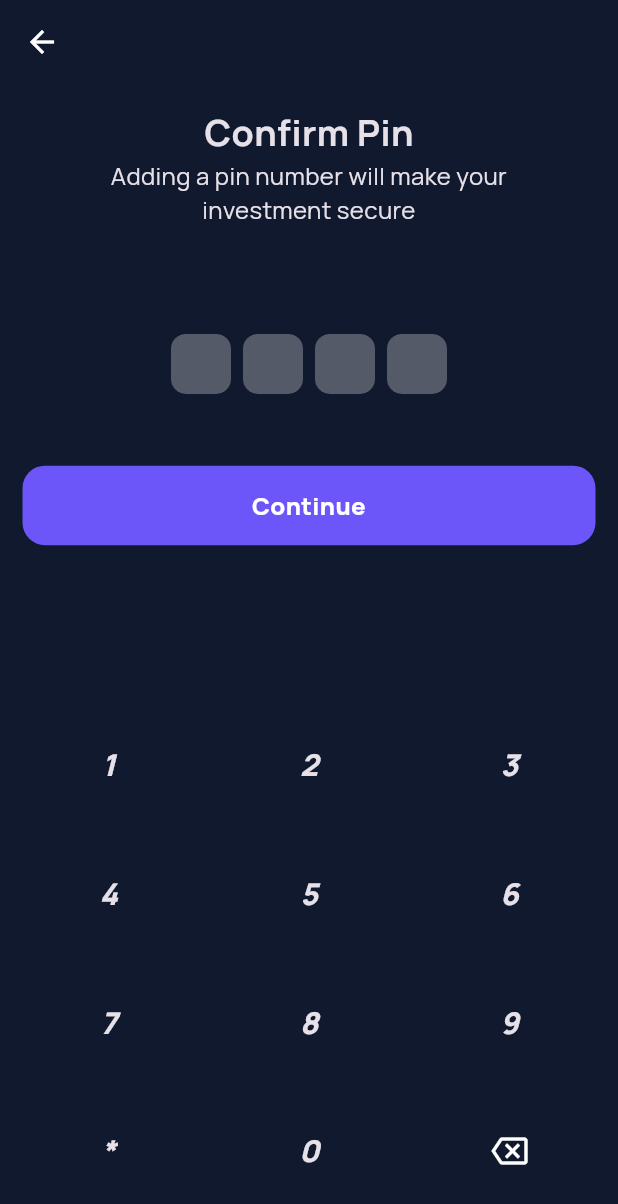
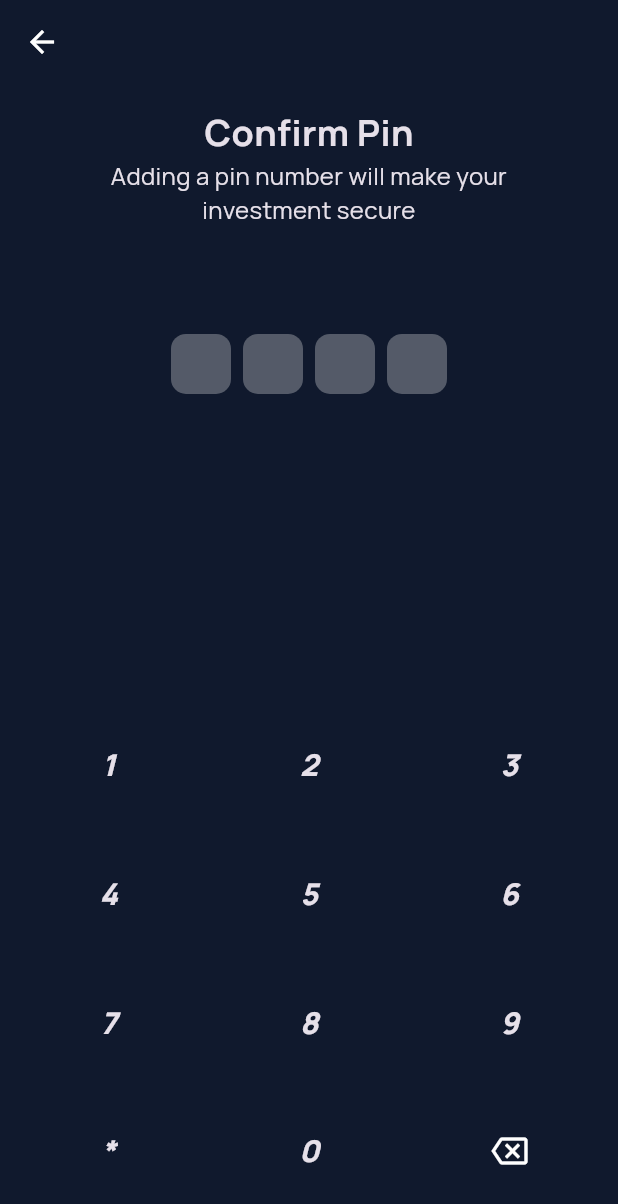
Before and after one commit to zeeshanayaz/razpay-wallet-app, a Flutter app: the ConfirmPinScreen screen opened by its route, on a phone screen of 412 x 824 dp. Shown: the top 1204 px of the screen. Run offline on Flutter 3.47's test engine with Material 3 defaults, Android fonts, the phone set to English and light mode, and no system bars; drawn by our look-alikes of pinput; our stand-ins replace fl_chart, flutter_screenutil, flutter_svg, get, google_fonts, iconly and 4 more; accounts and stored records are empty.

Commit message:
Button removed from create and confirm pin screen

```diff
--- a/lib/features/auth/presentations/views/confirm_pin.dart
+++ b/lib/features/auth/presentations/views/confirm_pin.dart
@@ -1,7 +1,6 @@
 
 import 'package:flutter/material.dart';
 import 'package:get/get.dart';
-import 'package:razpay/core/button.dart';
 import 'package:razpay/core/utils/device.dart';
 import 'package:pinput/pinput.dart';
 import 'package:provider/provider.dart';
@@ -131,14 +130,14 @@ class _ConfirmPinScreenState extends State<ConfirmPinScreen> {
                   ),
                   const SizedBoxH40(),
                   // const SizedBoxH30(),
-                  CustomButton(
+                  /*CustomButton(
                     onPressed: () {
                       if(createPinController.pin.text.length == 4) {
                         createPinController.createPin();
                       }
                     },
                     text: 'Continue',
-                  ),
+                  ),*/
                 ],
               ),
             ),
--- a/lib/features/auth/presentations/views/create_pin.dart
+++ b/lib/features/auth/presentations/views/create_pin.dart
@@ -1,6 +1,6 @@
 import 'package:flutter/material.dart';
 import 'package:get/get.dart';
-import 'package:razpay/core/button.dart';
+import '../../../../core/button.dart';
 import 'package:razpay/core/utils/device.dart';
 import 'package:pinput/pinput.dart';
 import 'package:provider/provider.dart';
@@ -141,14 +141,14 @@ class _CreatePinScreenState extends State<CreatePinScreen> {
                   ),
                   const SizedBoxH40(),
                   // const SizedBoxH30(),
-                  CustomButton(
+                  /*CustomButton(
                     onPressed: () {
                       if(createPinController.pin.text.length == 4) {
                         Get.toNamed(AppRoutes.confirmPin);
                       }
                     },
                     text: 'Continue',
-                  ),
+                  ),*/
                 ],
               ),
             ),
```
